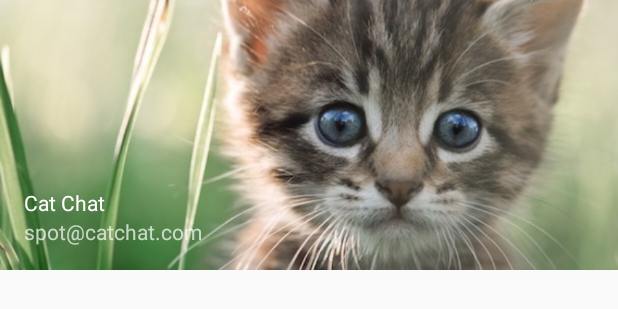
After one commit to omelchenkoaleks/CatChat, an Android app: the layout nav_header.xml on its own in the app's theme, with its tools: preview values and no code run, on a phone screen of 412 x 824 dp. The commit adds this screen. Shown: the top 309 px of the screen. Run offline under Robolectric (Android 15) with nearby library versions, the phone set to English and light mode, and no system bars.

Commit message:
создан заголовок навигационной панели

```diff
--- /dev/null
+++ b/app/src/main/res/layout/nav_header.xml
@@ -0,0 +1,34 @@
+<?xml version="1.0" encoding="utf-8"?>
+<FrameLayout
+    xmlns:android="http://schemas.android.com/apk/res/android"
+    android:layout_width="match_parent"
+    android:layout_height="180dp"
+    android:theme="@style/ThemeOverlay.AppCompat.Dark.ActionBar">
+
+    <ImageView
+        android:layout_width="wrap_content"
+        android:layout_height="wrap_content"
+        android:scaleType="centerCrop"
+        android:src="@drawable/kitten_small"/>
+
+    <LinearLayout
+        android:layout_width="wrap_content"
+        android:layout_height="match_parent"
+        android:orientation="vertical"
+        android:gravity="bottom|start"
+        android:layout_margin="16dp">
+
+        <TextView
+            android:layout_width="wrap_content"
+            android:layout_height="wrap_content"
+            android:text="@string/app_name"
+            android:textAppearance="@style/TextAppearance.AppCompat.Body1"/>
+
+        <TextView
+            android:layout_width="wrap_content"
+            android:layout_height="wrap_content"
+            android:text="@string/user_name"/>
+
+    </LinearLayout>
+
+</FrameLayout>
--- a/app/src/main/res/values/strings.xml
+++ b/app/src/main/res/values/strings.xml
@@ -1,3 +1,6 @@
 <resources>
     <string name="app_name">Cat Chat</string>
+
+    <string name="user_name">spot@catchat.com</string>
+
 </resources>
```
Also changed, not shown: app/src/main/res/drawable/kitten_small.jpg (added).
